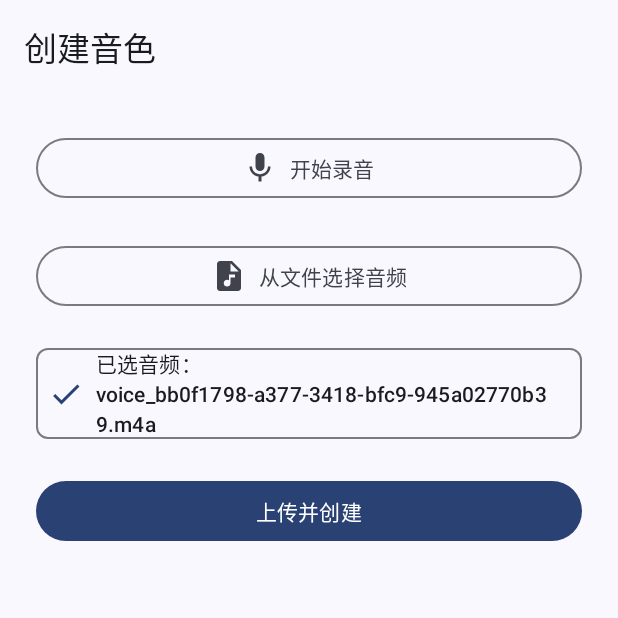
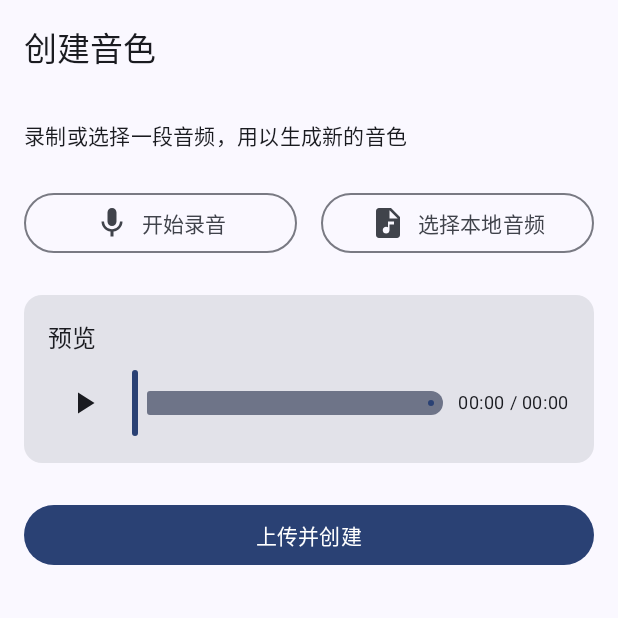
Before and after one commit to phabc001/IMApp, an Android app built with Jetpack Compose: the VoiceCreateScreen screen opened through its navigation route, after a tap on "停止录音", on a phone screen of 412 x 824 dp, the top half of it. Run offline under Robolectric (Android 15) with nearby library versions, the phone set to English and light mode, and no system bars; 1 other tap on this screen came first.

Commit message:
improve VoviceCreateScreen: fix total time length and process bar

```diff
--- a/app/src/main/java/com/example/imapp/ui/screen/VoiceCreateScreen.kt
+++ b/app/src/main/java/com/example/imapp/ui/screen/VoiceCreateScreen.kt
@@ -8,25 +8,34 @@ import android.widget.Toast
 import androidx.activity.compose.rememberLauncherForActivityResult
 import androidx.activity.result.contract.ActivityResultContracts.OpenDocument
 import androidx.activity.result.contract.ActivityResultContracts.RequestPermission
+import androidx.compose.animation.core.LinearEasing
+import androidx.compose.animation.core.animateFloatAsState
+import androidx.compose.animation.core.tween
+import androidx.compose.foundation.background
 import androidx.compose.foundation.layout.*
+import androidx.compose.foundation.rememberScrollState
+import androidx.compose.foundation.shape.CircleShape
+import androidx.compose.foundation.verticalScroll
 import androidx.compose.material.icons.Icons
-import androidx.compose.material.icons.filled.AudioFile
-import androidx.compose.material.icons.filled.Check
-import androidx.compose.material.icons.filled.Mic
+import androidx.compose.material.icons.filled.*
 import androidx.compose.material3.*
 import androidx.compose.runtime.*
 import androidx.compose.ui.Alignment
 import androidx.compose.ui.Modifier
+import androidx.compose.ui.graphics.Color
 import androidx.compose.ui.platform.LocalContext
 import androidx.compose.ui.unit.dp
 import androidx.lifecycle.viewmodel.compose.viewModel
+import androidx.media3.common.MediaItem
+import androidx.media3.common.Player
+import androidx.media3.exoplayer.ExoPlayer
 import androidx.navigation.NavController
-import androidx.media3.common.MediaItem
-import androidx.media3.exoplayer.ExoPlayer
 import com.example.imapp.viewmodel.UploadState
 import com.example.imapp.viewmodel.VoiceCreateViewModel
+import kotlinx.coroutines.delay
 import java.io.File
-import java.util.*
+import java.util.Locale
+import java.util.concurrent.TimeUnit
 
 @OptIn(ExperimentalMaterial3Api::class)
 @Composable
@@ -36,178 +45,295 @@ fun VoiceCreateScreen(
 ) {
     val ctx = LocalContext.current
     val scope = rememberCoroutineScope()
+    val snackbarHost = remember { SnackbarHostState() }
 
-    /* ---------- 录音相关状态 ---------- */
+    // 录音状态
     var isRecording by remember { mutableStateOf(false) }
-    var recorder   by remember { mutableStateOf<MediaRecorder?>(null) }
+    var recorder by remember { mutableStateOf<MediaRecorder?>(null) }
+    var recordStart by remember { mutableStateOf(0L) }
+    var recordElapsed by remember { mutableStateOf(0L) }
+
+    // 播放器 & 文件状态
     var pickedFile by remember { mutableStateOf<File?>(null) }
+    val playerState = remember { mutableStateOf<ExoPlayer?>(null) }
+    var isPlaying by remember { mutableStateOf(false) }
+    var durationMs by remember { mutableStateOf(0L) }
+    var positionMs by remember { mutableStateOf(0L) }
 
-    /* ---------- 预览播放器状态 ---------- */
-    val previewPlayerState = remember { mutableStateOf<ExoPlayer?>(null) }
+    // 上传状态
+    val uploadState by vm.state.collectAsState()
 
-    /* ---------- 预览函数 ---------- */
-    fun previewFile(file: File) {
-        // 释放老播放器
-        previewPlayerState.value?.release()
-        // 新播放器
+    // 加载音频但不播放，读取总时长 on STATE_READY
+    fun loadForPreview(file: File) {
+        playerState.value?.release()
         val player = ExoPlayer.Builder(ctx).build().apply {
+            addListener(object : Player.Listener {
+                override fun onPlaybackStateChanged(state: Int) {
+                    if (state == Player.STATE_READY) {
+                        durationMs = duration.coerceAtLeast(0L)
+                    }
+                    if (state == Player.STATE_ENDED) {
+                        isPlaying = false
+                    }
+                }
+            })
             setMediaItem(MediaItem.fromUri(Uri.fromFile(file)))
             prepare()
-            play()
         }
-        previewPlayerState.value = player
+        playerState.value = player
+        positionMs = 0L
+        isPlaying = false
     }
 
-    /* ---------- 录音逻辑 ---------- */
+    // 录音开始
     fun startRecord() {
-        val file = File(ctx.cacheDir, "voice_${UUID.randomUUID()}.m4a")
+        val file = File(ctx.cacheDir, "voice_${System.currentTimeMillis()}.m4a")
         recorder = MediaRecorder().apply {
             setAudioSource(MediaRecorder.AudioSource.MIC)
             setOutputFormat(MediaRecorder.OutputFormat.MPEG_4)
             setAudioEncoder(MediaRecorder.AudioEncoder.AAC)
             setOutputFile(file.absolutePath)
-            prepare()
-            start()
+            prepare(); start()
         }
+        recordStart = System.currentTimeMillis()
         pickedFile = file
         isRecording = true
-        // 停用上次的预览
-        previewPlayerState.value?.release()
-        previewPlayerState.value = null
+        playerState.value?.release()
+        playerState.value = null
     }
 
+    // 录音停止
     fun stopRecord() {
         try {
-            recorder?.apply {
-                try { stop() } catch (_: RuntimeException) { /* 删除坏文件 */ }
-                release()
+            recorder?.apply { stop(); release() }
+        } catch (_: Exception) {
+            pickedFile?.delete()
+            Toast.makeText(ctx, "录音失败，请重试", Toast.LENGTH_SHORT).show()
+            pickedFile = null
         }
-        } catch (_: Exception) { /* 忽略 */ }
         recorder = null
         isRecording = false
-
-        // 录制完后自动预览
-        pickedFile?.let { file -> previewFile(file) }
+        val elapsed = System.currentTimeMillis() - recordStart
+        if (elapsed < 1000) {
+            Toast.makeText(ctx, "录音太短，请至少录制1秒", Toast.LENGTH_SHORT).show()
+            pickedFile = null
+        } else {
+            pickedFile?.let { loadForPreview(it) }
+        }
     }
 
 
 
-    /* ---------- 权限 & 文件选择 ---------- */
-    val permLauncher = rememberLauncherForActivityResult(RequestPermission()) { granted ->
-        if (granted) startRecord()
-        else Toast.makeText(ctx, "录音权限被拒绝", Toast.LENGTH_SHORT).show()
+    // 切换播放
+    fun togglePlay() {
+        playerState.value?.let { player ->
+            val next = !player.playWhenReady
+            player.playWhenReady = next
+            isPlaying = next
         }
-    val filePicker = rememberLauncherForActivityResult(OpenDocument()) { uri: Uri? ->
+    }
+
+    // 本地文件选择
+    val filePicker = rememberLauncherForActivityResult(OpenDocument()) { uri ->
         uri ?: return@rememberLauncherForActivityResult
-        // 简单过滤 MIME
         val type = ctx.contentResolver.getType(uri) ?: ""
         if (!type.startsWith("audio/")) {
             Toast.makeText(ctx, "请选择音频文件", Toast.LENGTH_SHORT).show()
             return@rememberLauncherForActivityResult
         }
-        val file = copyUriToCache(ctx, uri) ?: return@rememberLauncherForActivityResult
-        pickedFile = file
-        previewFile(file)
+        copyUriToCache(ctx, uri)?.also {
+            pickedFile = it
+            loadForPreview(it)
+        }
     }
 
-    /* ---------- 上传状态 ---------- */
-    val uploadState by vm.state.collectAsState()
+    // 录音权限
+    val permLauncher = rememberLauncherForActivityResult(RequestPermission()) { granted ->
+        if (granted) startRecord()
+        else Toast.makeText(ctx, "录音权限被拒绝", Toast.LENGTH_SHORT).show()
+    }
 
-    /* ---------- UI ---------- */
-    Scaffold(topBar = { TopAppBar(title = { Text("创建音色") }) }) { pad ->
+    // 实时更新录音时长
+    LaunchedEffect(isRecording) {
+        recordElapsed = 0L
+        while (isRecording) {
+            recordElapsed = System.currentTimeMillis() - recordStart
+            delay(300)
+        }
+    }
+
+    // 实时更新播放进度
+    LaunchedEffect(isPlaying) {
+        while (isPlaying) {
+            playerState.value?.let { positionMs = it.currentPosition }
+            delay(50)
+        }
+    }
+
+    // 上传结果监听
+    LaunchedEffect(uploadState) {
+        when (uploadState) {
+            is UploadState.Success -> {
+                snackbarHost.showSnackbar("创建成功：${(uploadState as UploadState.Success).voiceId}")
+                nav.popBackStack()
+            }
+            is UploadState.Error -> {
+                snackbarHost.showSnackbar("创建失败：${(uploadState as UploadState.Error).msg}")
+            }
+            else -> {}
+        }
+    }
+
+    // 计算并动画化滑块进度
+    val rawRatio = if (durationMs > 0) positionMs.toFloat() / durationMs else 0f
+    val sliderProgress by animateFloatAsState(
+        targetValue = rawRatio.coerceIn(0f, 1f),
+        animationSpec = tween(durationMillis = 300, easing = LinearEasing)
+    )
+
+    Scaffold(
+        topBar = { TopAppBar(title = { Text("创建音色") }) },
+        snackbarHost = { SnackbarHost(snackbarHost) }
+    ) { pad ->
         Column(
             Modifier
                 .padding(pad)
-                .padding(24.dp),
+                .padding(16.dp)
+                .verticalScroll(rememberScrollState()),
             verticalArrangement = Arrangement.spacedBy(24.dp)
         ) {
-            // 录音按钮
+            Text("录制或选择一段音频，用以生成新的音色", style = MaterialTheme.typography.bodyMedium)
+
+            // 按钮区域
+            Row(horizontalArrangement = Arrangement.spacedBy(16.dp)) {
                 OutlinedButton(
                     onClick = {
                         if (isRecording) stopRecord()
                         else permLauncher.launch(Manifest.permission.RECORD_AUDIO)
                     },
-                modifier = Modifier.fillMaxWidth()
+                    modifier = Modifier.weight(1f)
                 ) {
-                Icon(Icons.Default.Mic, contentDescription = null)
+                    Icon(Icons.Default.Mic, null)
                     Spacer(Modifier.width(8.dp))
                     Text(if (isRecording) "停止录音" else "开始录音")
                 }
-
-            // 文件选择按钮
                 OutlinedButton(
                     onClick = { filePicker.launch(arrayOf("audio/*")) },
-                modifier = Modifier.fillMaxWidth()
+                    modifier = Modifier.weight(1f)
                 ) {
-                Icon(Icons.Default.AudioFile, contentDescription = null)
+                    Icon(Icons.Default.AudioFile, null)
                     Spacer(Modifier.width(8.dp))
-                Text("从文件选择音频")
+                    Text("选择本地音频")
+                }
             }
 
-            // 预览提示
+            // 录音时长指示
+            if (isRecording) {
+                val mm = TimeUnit.MILLISECONDS.toMinutes(recordElapsed)
+                val ss = TimeUnit.MILLISECONDS.toSeconds(recordElapsed) % 60
+                Row(verticalAlignment = Alignment.CenterVertically) {
+                    Box(Modifier.size(12.dp).background(Color.Red, CircleShape))
+                    Spacer(Modifier.width(8.dp))
+                    Text(String.format(Locale.getDefault(), "%02d:%02d", mm, ss))
+                }
+            }
+
+            // 预览区
             if (pickedFile != null) {
-                AssistChip(
-                    onClick = { previewFile(pickedFile!!) },
-                    label = { Text("已选音频：${pickedFile!!.name}") },
-                    leadingIcon = { Icon(Icons.Default.Check, contentDescription = null) }
+                Card(Modifier.fillMaxWidth()) {
+                    Column(Modifier.padding(16.dp)) {
+                        Text("预览", style = MaterialTheme.typography.titleMedium)
+                        Spacer(Modifier.height(8.dp))
+                        Row(
+                            verticalAlignment = Alignment.CenterVertically,
+                            horizontalArrangement = Arrangement.spacedBy(8.dp)
+                        ) {
+                            IconButton(onClick = { togglePlay() }) {
+                                Icon(
+                                    if (isPlaying) Icons.Default.Pause else Icons.Default.PlayArrow,
+                                    null
                                 )
                             }
+                            Slider(
+                                value = sliderProgress,
+                                onValueChange = { frac ->
+                                    playerState.value?.seekTo((frac * durationMs).toLong())
+                                    positionMs = (frac * durationMs).toLong()
+                                },
+                                modifier = Modifier.weight(1f)
+                            )
+                            Text(
+                                String.format(
+                                    Locale.getDefault(),
+                                    "%02d:%02d / %02d:%02d",
+                                    TimeUnit.MILLISECONDS.toMinutes(positionMs),
+                                    TimeUnit.MILLISECONDS.toSeconds(positionMs) % 60,
+                                    TimeUnit.MILLISECONDS.toMinutes(durationMs),
+                                    TimeUnit.MILLISECONDS.toSeconds(durationMs) % 60
+                                ),
+                                style = MaterialTheme.typography.bodySmall
+                            )
+                        }
+                    }
+                }
+            }
 
-            // 上传并创建
+            // 上传按钮
             Button(
-                enabled = pickedFile != null && uploadState is UploadState.Idle,
                 onClick = {
                     pickedFile?.let {
-                        val name = it.nameWithoutExtension.take(12)
                         vm.reset()
-                        vm.uploadAndCreate(it, name)
+                        vm.uploadAndCreate(it, it.nameWithoutExtension.take(12))
                     }
                 },
+                enabled = pickedFile != null && uploadState is UploadState.Idle,
                 modifier = Modifier.fillMaxWidth()
             ) {
                 Text("上传并创建")
             }
+        }
 
-            // 状态展示
-            when (uploadState) {
-                UploadState.Uploading -> {
-                    Row(verticalAlignment = Alignment.CenterVertically) {
+        // 上传遮罩
+        if (uploadState is UploadState.Uploading) {
+            Box(
+                Modifier
+                    .fillMaxSize()
+                    .background(Color.Black.copy(alpha = 0.5f))
+            ) {
+                Column(
+                    Modifier.align(Alignment.Center),
+                    horizontalAlignment = Alignment.CenterHorizontally
+                ) {
                     CircularProgressIndicator()
-                        Spacer(Modifier.width(8.dp))
-                        Text("上传 / 创建中…")
+                    Spacer(Modifier.height(12.dp))
+                    Text("上传 / 创建中…", color = Color.White)
+                    Spacer(Modifier.height(8.dp))
+                    TextButton(onClick = { vm.reset() }) {
+                        Text("取消", color = Color.White)
                     }
                 }
-                is UploadState.Success -> {
-                    Text("创建成功：ID = ${(uploadState as UploadState.Success).voiceId}")
-                    LaunchedEffect(Unit) { nav.popBackStack() }
-                }
-                is UploadState.Error -> {
-                    Text("创建失败：${(uploadState as UploadState.Error).msg}")
-                }
-                else -> {}
             }
         }
     }
 
-    /* ---------- 退出释放播放器 ---------- */
     DisposableEffect(Unit) {
-        onDispose { previewPlayerState.value?.release() }
+        onDispose { playerState.value?.release() }
     }
 }
 
-/** 工具：将 SAF Uri 复制到应用缓存目录 */
+/** SAF Uri -> File */
 private fun copyUriToCache(ctx: android.content.Context, uri: Uri): File? = try {
-    val name = ctx.contentResolver.query(uri, null, null, null, null)?.use { cursor ->
+    val name = ctx.contentResolver.query(uri, arrayOf(OpenableColumns.DISPLAY_NAME), null, null, null)
+        ?.use { cursor ->
             val idx = cursor.getColumnIndex(OpenableColumns.DISPLAY_NAME)
-        cursor.moveToFirst()
-        cursor.getString(idx)
-    } ?: "audio_${UUID.randomUUID()}.tmp"
+            if (idx >= 0 && cursor.moveToFirst()) cursor.getString(idx)
+            else "audio_${System.currentTimeMillis()}.tmp"
+        } ?: "audio_${System.currentTimeMillis()}.tmp"
     val dest = File(ctx.cacheDir, name)
     ctx.contentResolver.openInputStream(uri)?.use { input ->
         dest.outputStream().use { input.copyTo(it) }
     }
     dest
 } catch (e: Exception) {
-    e.printStackTrace()
-    null
+    e.printStackTrace(); null
 }
```
Lines whose indentation alone changed are shown as unchanged.
